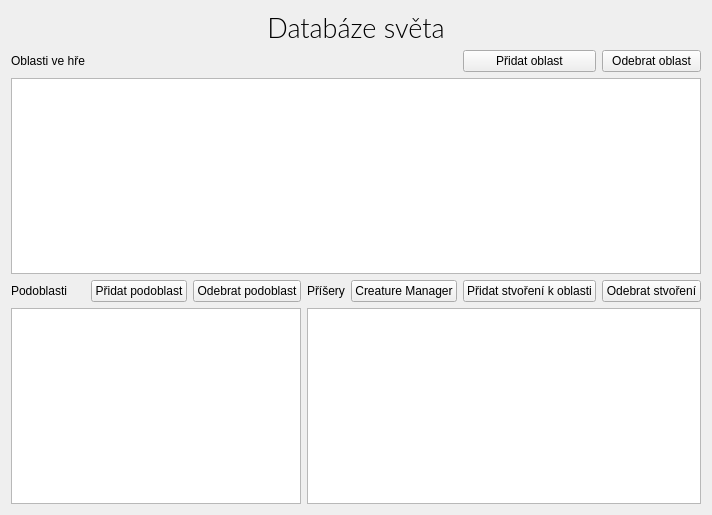
Old version of the form mainwindow.ui in the repository charamza/game-database.
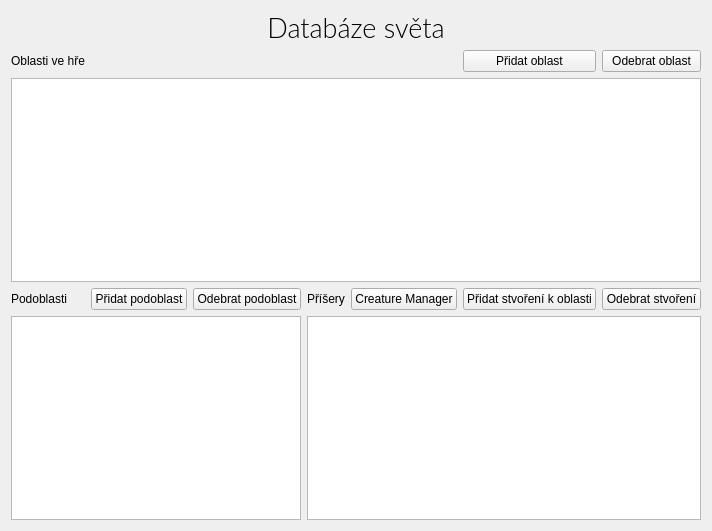
New version of the form.

Diff of the .ui file:
```diff
--- a/mainwindow.ui
+++ b/mainwindow.ui
@@ -6,8 +6,8 @@
    <rect>
     <x>0</x>
     <y>0</y>
-    <width>681</width>
-    <height>515</height>
+    <width>699</width>
+    <height>531</height>
    </rect>
   </property>
   <property name="windowTitle">
```
